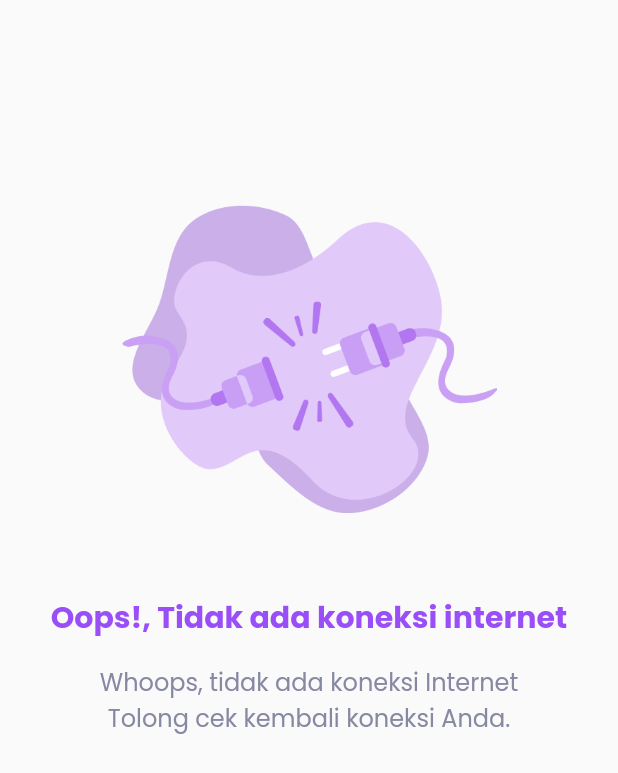
After one commit to pramek008/quran_app, a Flutter app: the NoInternetPage screen opened directly, on a phone screen of 412 x 824 dp. The commit adds this screen. Shown: the top 773 px of the screen. Run offline on Flutter 3.47's test engine with Material 2 defaults, Android fonts, the phone set to English and light mode, and no system bars; our stand-ins replace audioplayers, bloc, connectivity_plus, equatable, expandable_text, flutter_bloc and 2 more; network calls fail.

Commit message:
add internet chaker

```diff
--- a/lib/bloc/all_surah_bloc.dart
+++ b/lib/bloc/all_surah_bloc.dart
@@ -1,18 +1,33 @@
 import 'package:bloc/bloc.dart';
+import 'package:connectivity_plus/connectivity_plus.dart';
 import 'package:equatable/equatable.dart';
 import 'package:quran_app/model/getall_surah_model.dart';
+import 'package:quran_app/services/connectivity_service.dart';
 import 'package:quran_app/services/surah_service.dart';
 
 part 'all_surah_event.dart';
 part 'all_surah_state.dart';
 
 class AllSurahBloc extends Bloc<AllSurahEvent, AllSurahState> {
-  AllSurahBloc() : super(AllSurahInitial()) {
+  final SurahService _surahService;
+  final ConnectivityService _connectivityService;
+  AllSurahBloc(this._surahService, this._connectivityService)
+      : super(AllSurahInitial()) {
+    _connectivityService.connectivityStream.stream.listen((event) {
+      if (event == ConnectivityResult.none) {
+        print('no internet');
+        add(NoInternetEvent());
+      } else {
+        print('has internet');
+        add(LoadApiEvent());
+      }
+    });
+
     on<LoadApiEvent>(
       (event, emit) async {
         try {
           emit(AllSurahLoading());
-          List<AllSurahModel> allSurah = await SurahService().getAllSurah();
+          List<AllSurahModel> allSurah = await _surahService.getAllSurah();
 
           emit(AllSurahSucces(allSurah));
         } on Exception catch (e) {
@@ -22,7 +37,7 @@ class AllSurahBloc extends Bloc<AllSurahEvent, AllSurahState> {
     );
 
     on<NoInternetEvent>((event, emit) {
-      emit(AllSurahFailed());
+      emit(NoInternetState());
     });
   }
 }
--- a/lib/bloc/all_surah_state.dart
+++ b/lib/bloc/all_surah_state.dart
@@ -28,3 +28,5 @@
   // @override
   // List<Object> get props => [error];
 }
+
+class NoInternetState extends AllSurahState {}
--- a/lib/main.dart
+++ b/lib/main.dart
@@ -4,6 +4,8 @@ import 'package:google_fonts/google_fonts.dart';
 import 'package:quran_app/bloc/all_surah_bloc.dart';
 import 'package:quran_app/bloc/page_cubit.dart';
 import 'package:quran_app/bloc/surah_detail_bloc.dart';
+import 'package:quran_app/services/connectivity_service.dart';
+import 'package:quran_app/services/surah_service.dart';
 import 'package:quran_app/ui/pages/home_page.dart';
 import 'package:quran_app/ui/pages/navigation_page.dart';
 import 'package:quran_app/ui/pages/on_board_page.dart';
@@ -23,7 +25,8 @@ class QuranApp extends StatelessWidget {
           create: (context) => PageCubit(),
         ),
         BlocProvider(
-          create: (context) => AllSurahBloc(),
+          create: (context) =>
+              AllSurahBloc(SurahService(), ConnectivityService()),
         ),
         BlocProvider(
           create: (context) => SurahDetailBloc(),
--- /dev/null
+++ b/lib/services/connectivity_service.dart
@@ -0,0 +1,14 @@
+import 'dart:async';
+
+import 'package:connectivity_plus/connectivity_plus.dart';
+
+class ConnectivityService {
+  final _connectivity = Connectivity();
+  final connectivityStream = StreamController<ConnectivityResult>();
+
+  ConnectivityService() {
+    _connectivity.onConnectivityChanged.listen((event) {
+      connectivityStream.add(event);
+    });
+  }
+}
--- /dev/null
+++ b/lib/ui/pages/nointernet_page.dart
@@ -0,0 +1,63 @@
+import 'package:flutter/material.dart';
+import 'package:quran_app/theme.dart';
+
+class NoInternetPage extends StatelessWidget {
+  const NoInternetPage({Key? key}) : super(key: key);
+
+  @override
+  Widget build(BuildContext context) {
+    return Scaffold(
+      body: SafeArea(
+        child: Center(
+          child: Column(
+            mainAxisAlignment: MainAxisAlignment.start,
+            children: [
+              SizedBox(
+                height: MediaQuery.of(context).size.height * 0.1,
+              ),
+              // Text(
+              //   'Bookmark Page',
+              //   style: txBold.copyWith(
+              //     color: primaryColor,
+              //     fontSize: 30,
+              //   ),
+              // ),
+              const SizedBox(
+                height: 32,
+              ),
+              Image.asset(
+                'assets/icon_noInternet.png',
+                // width: MediaQuery.of(context).size.width * 0.4,
+                // height: MediaQuery.of(context).size.height * 0.4,
+                width: 250,
+                height: 250,
+              ),
+              const SizedBox(
+                height: 32,
+              ),
+              Text(
+                'Oops!, Tidak ada koneksi internet',
+                style: txBold.copyWith(
+                  color: purpleColor,
+                  fontSize: 20,
+                ),
+                textAlign: TextAlign.center,
+              ),
+              const SizedBox(
+                height: 16,
+              ),
+              Text(
+                'Whoops, tidak ada koneksi Internet\nTolong cek kembali koneksi Anda.',
+                style: txRegular.copyWith(
+                  color: greyColor,
+                  fontSize: 16,
+                ),
+                textAlign: TextAlign.center,
+              )
+            ],
+          ),
+        ),
+      ),
+    );
+  }
+}
--- a/pubspec.yaml
+++ b/pubspec.yaml
@@ -29,6 +29,7 @@ environment:
 dependencies:
   audioplayers: ^0.20.1
   bloc: ^8.0.3
+  connectivity_plus: ^2.3.5
   cupertino_icons: ^1.0.2
   equatable: ^2.0.3
   expandable_text: ^2.3.0
```
Also changed, not shown: lib/ui/pages/home_page.dart (+5 -5 lines), lib/ui/pages/navigation_page.dart (+7 -1 lines), pubspec.lock, 2 other files.
